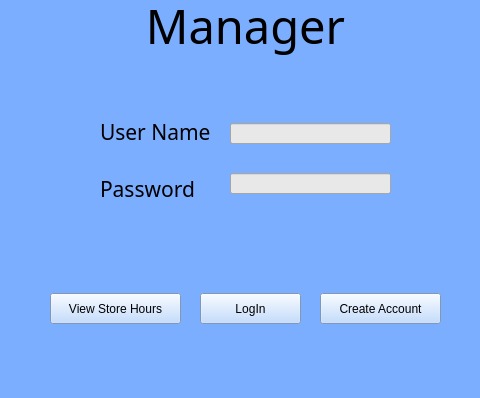
First picture: the form in UI/LogInGUI.ui, repository BennettPJ/SFWE403-Sem-Proj, before the edit; both pictures show x 0 to 480 and y 127 to 525 of the 800 by 525 pixel window.
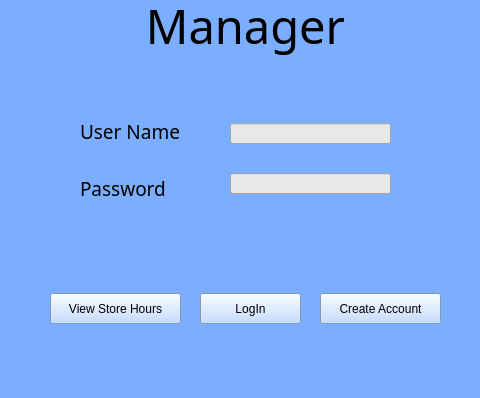
Second picture: the form after the edit. Icons and pictures are not drawn.

```diff
--- a/UI/LogInGUI.ui
+++ b/UI/LogInGUI.ui
@@ -99,9 +99,9 @@
    <widget class="QLabel" name="label">
     <property name="geometry">
      <rect>
-      <x>100</x>
+      <x>80</x>
       <y>243</y>
-      <width>111</width>
+      <width>131</width>
       <height>31</height>
      </rect>
     </property>
@@ -114,7 +114,7 @@
     <property name="font">
      <font>
       <family>Perpetua</family>
-      <pointsize>16</pointsize>
+      <pointsize>14</pointsize>
       <weight>50</weight>
       <italic>false</italic>
       <bold>false</bold>
@@ -130,9 +130,9 @@
    <widget class="QLabel" name="label_2">
     <property name="geometry">
      <rect>
-      <x>100</x>
+      <x>80</x>
       <y>300</y>
-      <width>101</width>
+      <width>121</width>
       <height>31</height>
      </rect>
     </property>
@@ -145,7 +145,7 @@
     <property name="font">
      <font>
       <family>Perpetua</family>
-      <pointsize>16</pointsize>
+      <pointsize>14</pointsize>
       <weight>50</weight>
       <italic>false</italic>
       <bold>false</bold>
```
Left out of the diff: 2 changed lines with no effect on the pictures.
